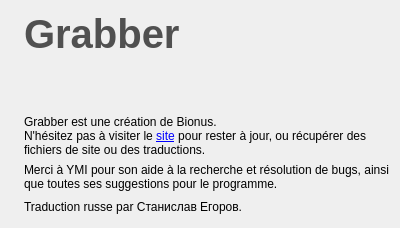
Before: the Qt Designer form ui/aboutwindow.ui in XanderMld/imgbrd-grabber, drawn with Qt 5.
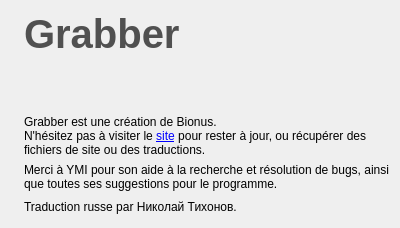
After: the same form once the commit is applied. Icons and pictures are not drawn.

What changed in the file:
```diff
--- a/ui/aboutwindow.ui
+++ b/ui/aboutwindow.ui
@@ -86,7 +86,7 @@
      <item>
       <widget class="QLabel" name="labelCredits">
        <property name="text">
-        <string>Traduction russe par Станислав Егоров.</string>
+        <string>Traduction russe par Николай Тихонов.</string>
        </property>
       </widget>
      </item>
```
